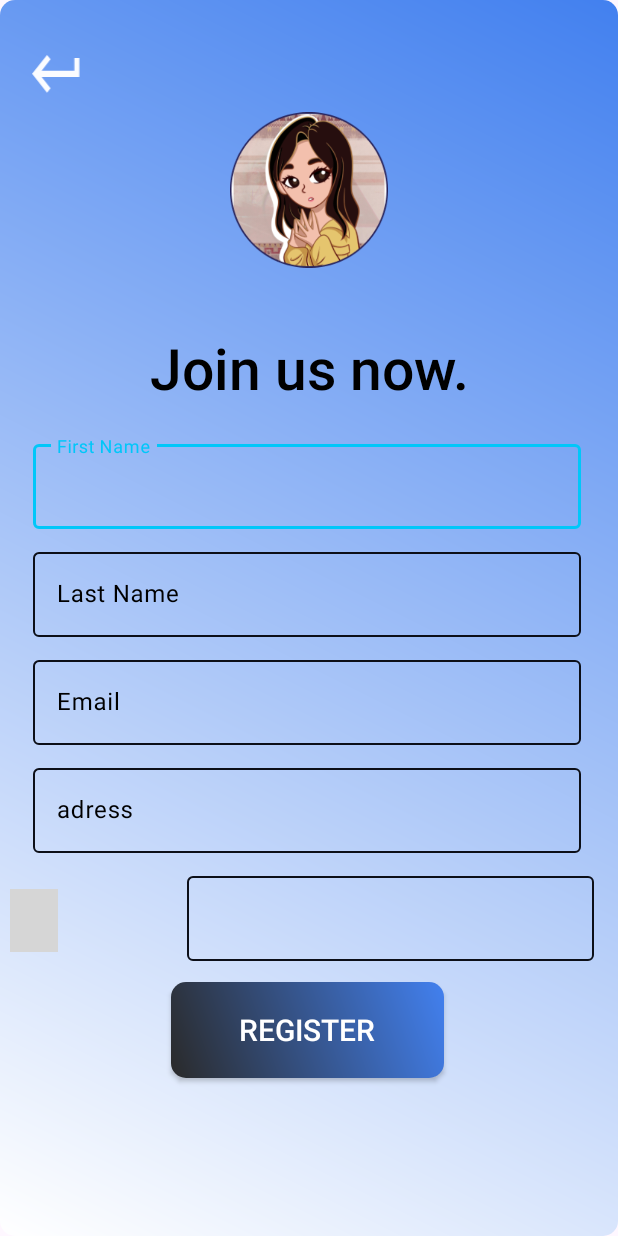
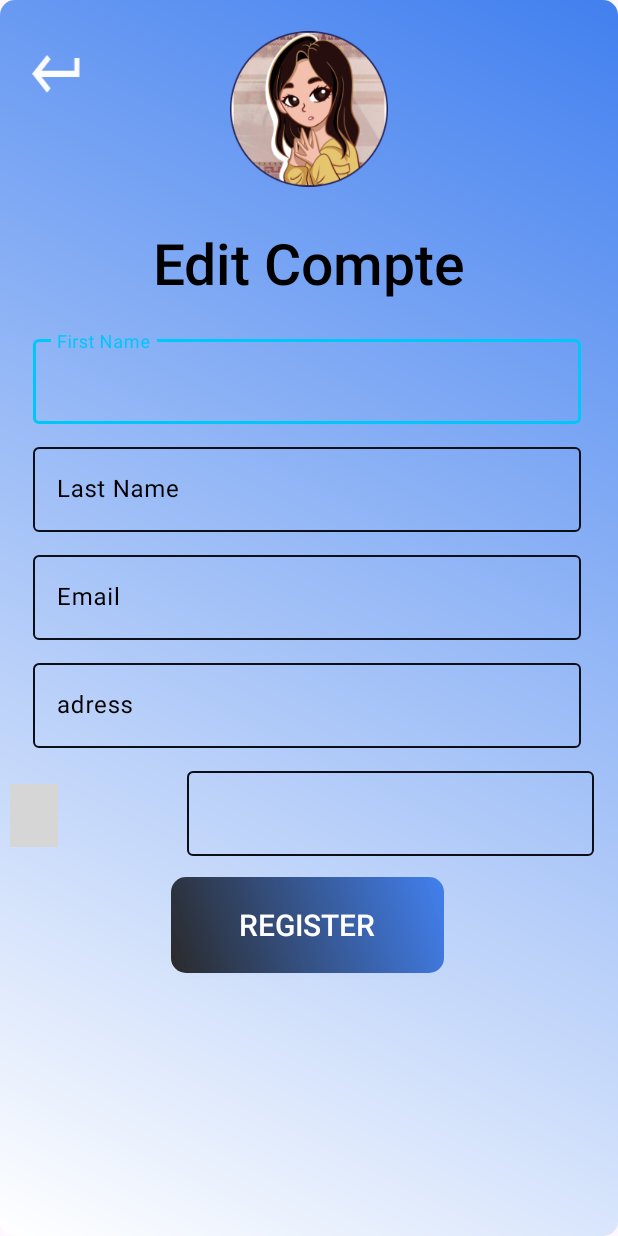
Before and after one commit to chebbi4m/PDM-Android-EmpowerLink, an Android app: the layout activity_edit.xml on its own in the app's theme, with its tools: preview values and no code run, on a phone screen of 412 x 824 dp. Run offline under Robolectric (Android 15) with nearby library versions, the phone set to English and light mode, and no system bars; plain views replace CountryCodePicker; grey boxes are pictures that could not be loaded.

Commit message:
Edit profile

```diff
--- a/app/src/main/AndroidManifest.xml
+++ b/app/src/main/AndroidManifest.xml
@@ -16,6 +16,9 @@
         android:usesCleartextTraffic="true"
         android:theme="@style/Theme.PDM"
         tools:targetApi="31">
+        <activity
+            android:name=".uikotlin.login.EditProfileActivity"
+            android:exported="false" />
         <activity
             android:name=".HomeActivity"
             android:exported="false" />
--- a/app/src/main/res/layout/activity_edit.xml
+++ b/app/src/main/res/layout/activity_edit.xml
@@ -4,7 +4,9 @@
     xmlns:tools="http://schemas.android.com/tools"
     android:background="@drawable/textbg"
     android:layout_width="match_parent"
-    android:layout_height="match_parent">
+    android:layout_height="match_parent"
+    tools:context=".uikotlin.login.EditProfileActivity"
+    >
 
     <ImageView
         android:id="@+id/backButton"
@@ -19,6 +21,7 @@
         app:layout_constraintTop_toTopOf="parent"
         app:srcCompat="@drawable/uc_arrow_back" />
 
+
     <ImageView
         android:id="@+id/logo_main"
         android:layout_width="105dp"
@@ -27,21 +30,22 @@
         app:layout_constraintEnd_toEndOf="parent"
         app:layout_constraintStart_toStartOf="parent"
         app:layout_constraintTop_toTopOf="parent"
-        app:layout_constraintVertical_bias="0.08"
+        app:layout_constraintVertical_bias="0.0"
         app:srcCompat="@drawable/profile" />
 
     <TextView
         android:id="@+id/textView"
         android:layout_width="wrap_content"
         android:layout_height="wrap_content"
-        android:layout_marginTop="20dp"
+        android:layout_marginTop="4dp"
         android:fontFamily="sans-serif-medium"
-        android:text="Join us now."
+        android:text="@string/edit"
         android:textColor="@color/black"
         android:textSize="38sp"
         app:layout_constraintEnd_toEndOf="parent"
         app:layout_constraintStart_toStartOf="parent"
         app:layout_constraintTop_toBottomOf="@+id/logo_main" />
+
     <com.google.android.material.textfield.TextInputLayout
         android:id="@+id/firstNameField"
         android:layout_width="365dp"
--- a/app/src/main/res/layout/activity_profil.xml
+++ b/app/src/main/res/layout/activity_profil.xml
@@ -81,6 +81,7 @@
                 <ImageView
                     android:layout_width="50dp"
                     android:layout_height="50dp"
+                    android:id="@+id/tiedit"
                     android:layout_margin="10dp"
                     android:layout_weight="1"
                     android:src="@drawable/ic_edit_profile" />
--- a/app/src/main/res/values/strings.xml
+++ b/app/src/main/res/values/strings.xml
@@ -33,6 +33,7 @@
     <string name="started">Lets get started</string>
     <string name="old"> Existing  User / Get started</string>
     <string name="newuser"> New User? <u>Create new account</u></string>
+    <string name="edit">Edit Compte</string>
 
     <!--  ErrorsMessages  -->
     <string name="msg_must_not_be_empty">Must not be empty!</string>
```
Also changed, not shown: app/src/main/java/tn/esprit/pdm/ProfileActivity.kt (+9 -0 lines), app/src/main/java/tn/esprit/pdm/uikotlin/login/EditProfileActivity.kt (added, +24 -0 lines).
